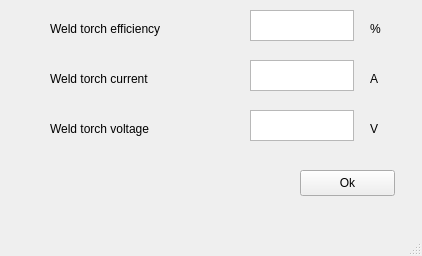
Before: the Qt Designer form GUI/moduleTorchParameters.ui in j446edf/welding_workbench_mirror, drawn with Qt 5.
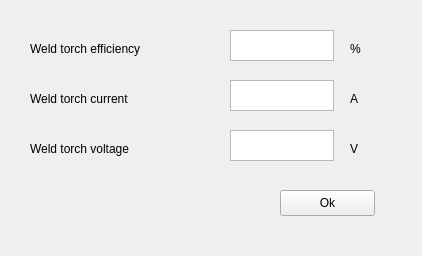
After: the same form once the commit is applied.

```diff
--- a/GUI/moduleTorchParameters.ui
+++ b/GUI/moduleTorchParameters.ui
@@ -1,7 +1,7 @@
 <?xml version="1.0" encoding="UTF-8"?>
 <ui version="4.0">
- <class>MainWindow</class>
- <widget class="QMainWindow" name="MainWindow">
+ <class>Form</class>
+ <widget class="QWidget" name="Form">
   <property name="geometry">
    <rect>
     <x>0</x>
@@ -13,25 +13,47 @@
   <property name="windowTitle">
    <string>MainWindow</string>
   </property>
-  <widget class="QWidget" name="centralwidget">
-   <widget class="QLabel" name="ita_label">
+  <widget class="QTextEdit" name="v">
     <property name="geometry">
      <rect>
-      <x>50</x>
-      <y>20</y>
-      <width>151</width>
+     <x>230</x>
+     <y>130</y>
+     <width>104</width>
+     <height>31</height>
+    </rect>
+   </property>
+  </widget>
+  <widget class="QLabel" name="label_6">
+   <property name="geometry">
+    <rect>
+     <x>350</x>
+     <y>90</y>
+     <width>21</width>
       <height>18</height>
      </rect>
     </property>
     <property name="text">
-     <string>Weld torch efficiency</string>
+    <string>A</string>
+   </property>
+  </widget>
+  <widget class="QLabel" name="label_4">
+   <property name="geometry">
+    <rect>
+     <x>350</x>
+     <y>40</y>
+     <width>21</width>
+     <height>18</height>
+    </rect>
+   </property>
+   <property name="text">
+    <string>%</string>
     </property>
    </widget>
    <widget class="QLabel" name="i_label">
     <property name="geometry">
      <rect>
-      <x>50</x>
-      <y>70</y>
+     <x>30</x>
+     <y>90</y>
       <width>141</width>
       <height>18</height>
      </rect>
@@ -40,54 +62,11 @@
      <string>Weld torch current </string>
     </property>
    </widget>
-   <widget class="QLabel" name="v_label">
-    <property name="geometry">
-     <rect>
-      <x>50</x>
-      <y>120</y>
-      <width>141</width>
-      <height>18</height>
-     </rect>
-    </property>
-    <property name="text">
-     <string>Weld torch voltage</string>
-    </property>
-   </widget>
-   <widget class="QTextEdit" name="ita">
-    <property name="geometry">
-     <rect>
-      <x>250</x>
-      <y>10</y>
-      <width>104</width>
-      <height>31</height>
-     </rect>
-    </property>
-   </widget>
-   <widget class="QTextEdit" name="i">
-    <property name="geometry">
-     <rect>
-      <x>250</x>
-      <y>60</y>
-      <width>104</width>
-      <height>31</height>
-     </rect>
-    </property>
-   </widget>
-   <widget class="QTextEdit" name="v">
-    <property name="geometry">
-     <rect>
-      <x>250</x>
-      <y>110</y>
-      <width>104</width>
-      <height>31</height>
-     </rect>
-    </property>
-   </widget>
    <widget class="QPushButton" name="button_ok">
     <property name="geometry">
      <rect>
-      <x>300</x>
-      <y>170</y>
+     <x>280</x>
+     <y>190</y>
       <width>95</width>
       <height>26</height>
      </rect>
@@ -96,24 +75,44 @@
      <string>Ok</string>
     </property>
    </widget>
-   <widget class="QLabel" name="label_4">
+  <widget class="QTextEdit" name="ita">
     <property name="geometry">
      <rect>
-      <x>370</x>
-      <y>20</y>
-      <width>21</width>
+     <x>230</x>
+     <y>30</y>
+     <width>104</width>
+     <height>31</height>
+    </rect>
+   </property>
+  </widget>
+  <widget class="QTextEdit" name="i">
+   <property name="geometry">
+    <rect>
+     <x>230</x>
+     <y>80</y>
+     <width>104</width>
+     <height>31</height>
+    </rect>
+   </property>
+  </widget>
+  <widget class="QLabel" name="ita_label">
+   <property name="geometry">
+    <rect>
+     <x>30</x>
+     <y>40</y>
+     <width>151</width>
       <height>18</height>
      </rect>
     </property>
     <property name="text">
-     <string>%</string>
+    <string>Weld torch efficiency</string>
     </property>
    </widget>
    <widget class="QLabel" name="label_5">
     <property name="geometry">
      <rect>
-      <x>370</x>
-      <y>120</y>
+     <x>350</x>
+     <y>140</y>
       <width>16</width>
       <height>18</height>
      </rect>
@@ -122,31 +121,19 @@
      <string>V</string>
     </property>
    </widget>
-   <widget class="QLabel" name="label_6">
+  <widget class="QLabel" name="v_label">
     <property name="geometry">
      <rect>
-      <x>370</x>
-      <y>70</y>
-      <width>21</width>
+     <x>30</x>
+     <y>140</y>
+     <width>141</width>
       <height>18</height>
      </rect>
     </property>
     <property name="text">
-     <string>A</string>
-    </property>
-   </widget>
-  </widget>
-  <widget class="QMenuBar" name="menubar">
-   <property name="geometry">
-    <rect>
-     <x>0</x>
-     <y>0</y>
-     <width>422</width>
-     <height>22</height>
-    </rect>
-   </property>
-  </widget>
-  <widget class="QStatusBar" name="statusbar"/>
+    <string>Weld torch voltage</string>
+   </property>
+  </widget>
  </widget>
  <resources/>
  <connections/>
```
Left out of the diff: 2 changed lines with no effect on the pictures. Lines whose indentation alone changed are shown as unchanged.
